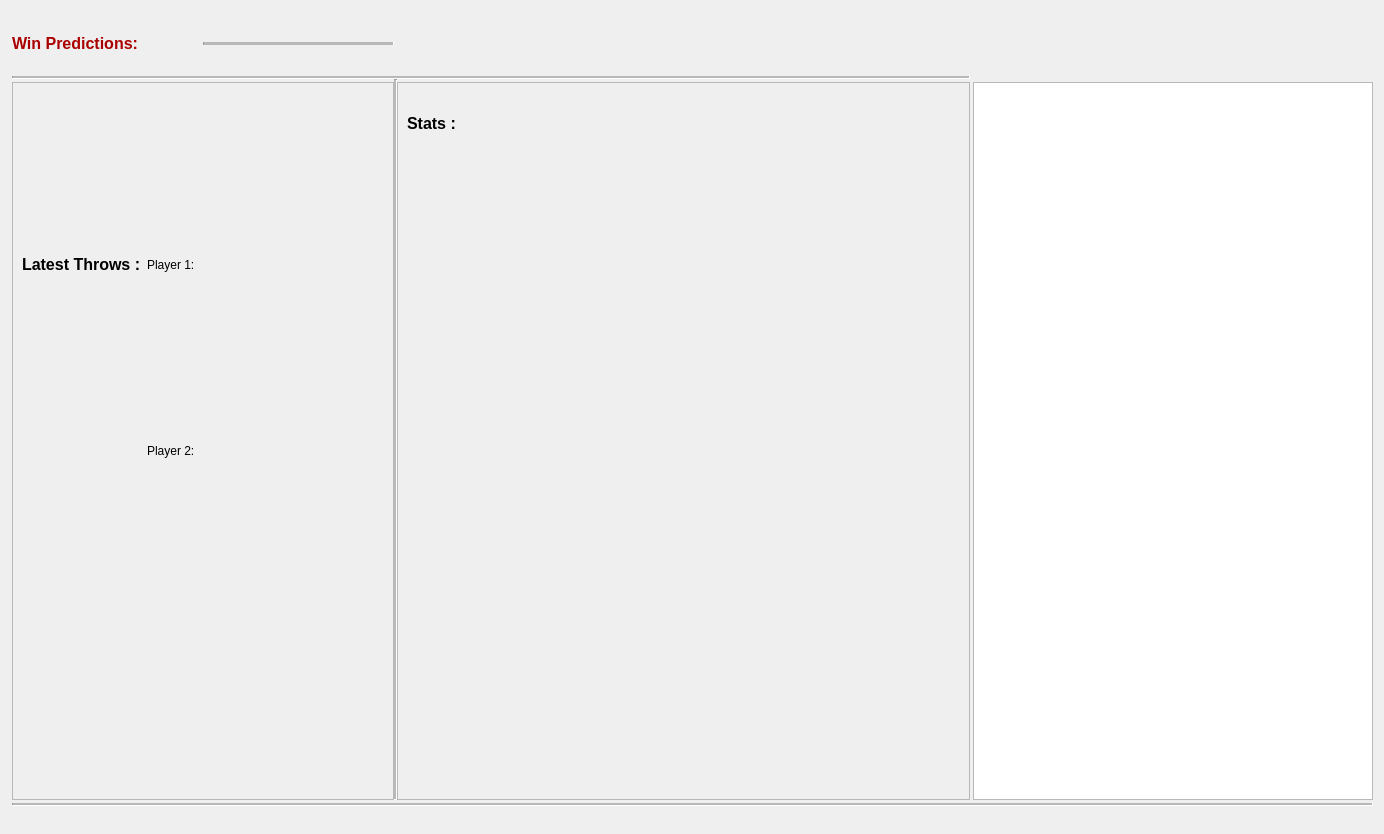
Above: audienceview.ui from dartbois/DartsTheEndIsNigh before the change. Below: the same form after it.
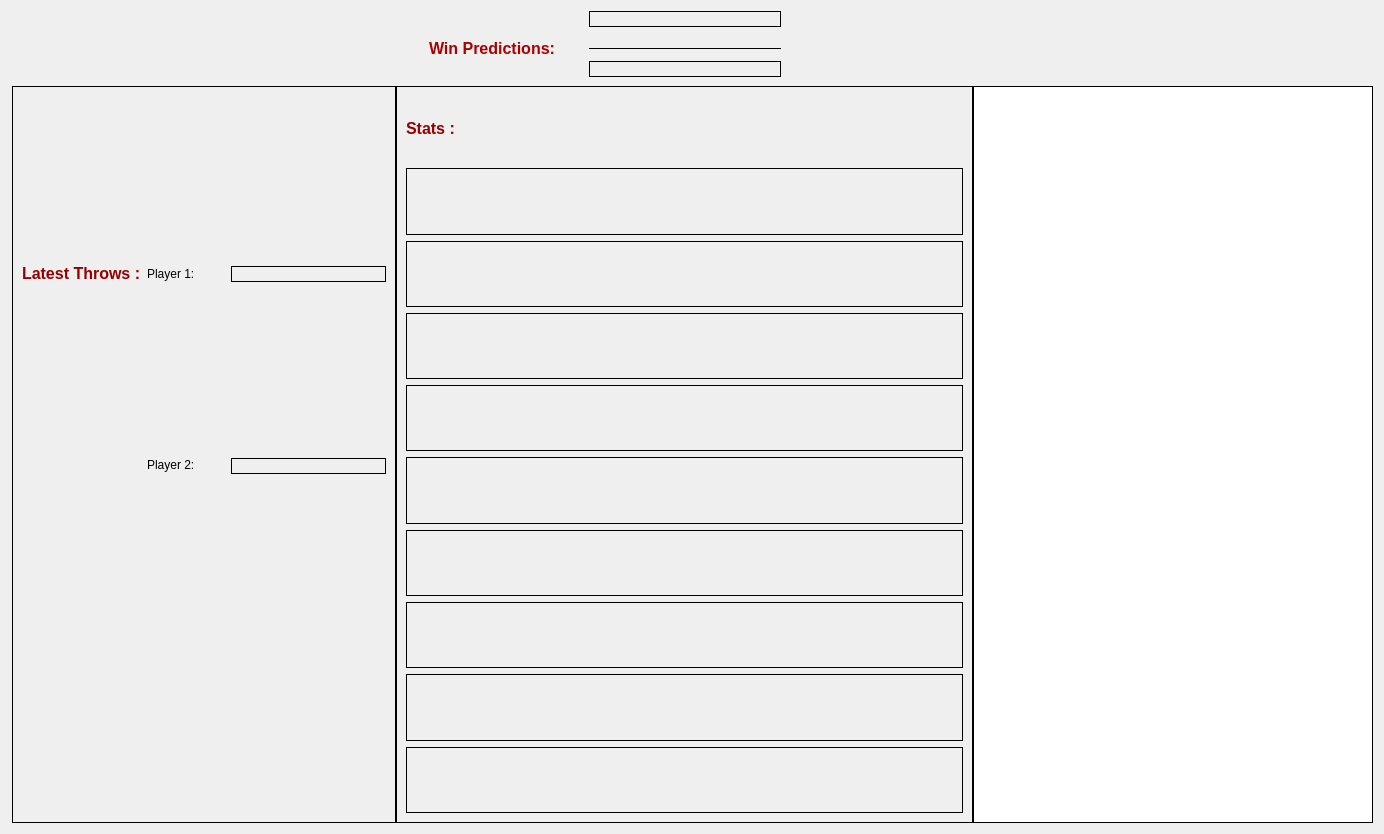
That is the form after the change. Icons and pictures are not drawn.

Diff of the .ui file:
```diff
--- a/audienceview.ui
+++ b/audienceview.ui
@@ -26,37 +26,7 @@
    <property name="verticalSpacing">
     <number>3</number>
    </property>
-   <item row="7" column="6">
-    <widget class="Line" name="line_2">
-     <property name="midLineWidth">
-      <number>2</number>
-     </property>
-     <property name="orientation">
-      <enum>Qt::Vertical</enum>
-     </property>
-    </widget>
-   </item>
-   <item row="9" column="7">
-    <widget class="QTableWidget" name="tableWidget">
-     <property name="maximumSize">
-      <size>
-       <width>400</width>
-       <height>16777215</height>
-      </size>
-     </property>
-    </widget>
-   </item>
-   <item row="8" column="2" rowspan="2">
-    <widget class="Line" name="line_6">
-     <property name="midLineWidth">
-      <number>2</number>
-     </property>
-     <property name="orientation">
-      <enum>Qt::Vertical</enum>
-     </property>
-    </widget>
-   </item>
-   <item row="9" column="3" colspan="3">
+   <item row="8" column="2" colspan="3">
     <widget class="QFrame" name="frame">
      <property name="minimumSize">
       <size>
@@ -65,21 +35,24 @@
       </size>
      </property>
      <property name="frameShape">
-      <enum>QFrame::StyledPanel</enum>
+      <enum>QFrame::Box</enum>
      </property>
      <property name="frameShadow">
-      <enum>QFrame::Raised</enum>
+      <enum>QFrame::Plain</enum>
      </property>
      <layout class="QVBoxLayout" name="verticalLayout">
       <item>
        <widget class="QLabel" name="MainStatsLable">
         <property name="text">
-         <string>&lt;html&gt;&lt;head/&gt;&lt;body&gt;&lt;p&gt;&lt;span style=&quot; font-size:12pt; font-weight:600;&quot;&gt;Stats :&lt;/span&gt;&lt;/p&gt;&lt;/body&gt;&lt;/html&gt;</string>
+         <string>&lt;html&gt;&lt;head/&gt;&lt;body&gt;&lt;p&gt;&lt;span style=&quot; font-size:12pt; font-weight:600; color:#940002;&quot;&gt;Stats :&lt;/span&gt;&lt;/p&gt;&lt;/body&gt;&lt;/html&gt;</string>
         </property>
        </widget>
       </item>
       <item>
        <widget class="QLabel" name="MatchStats">
+        <property name="frameShape">
+         <enum>QFrame::Box</enum>
+        </property>
         <property name="text">
          <string/>
         </property>
@@ -87,6 +60,9 @@
       </item>
       <item>
        <widget class="QLabel" name="BothP1AndP2Stats">
+        <property name="frameShape">
+         <enum>QFrame::Box</enum>
+        </property>
         <property name="text">
          <string/>
         </property>
@@ -94,6 +70,9 @@
       </item>
       <item>
        <widget class="QLabel" name="PersonalStats">
+        <property name="frameShape">
+         <enum>QFrame::Box</enum>
+        </property>
         <property name="text">
          <string/>
         </property>
@@ -101,13 +80,25 @@
       </item>
       <item>
        <widget class="QLabel" name="NumberOf180s">
+        <property name="frameShape">
+         <enum>QFrame::Box</enum>
+        </property>
+        <property name="frameShadow">
+         <enum>QFrame::Plain</enum>
+        </property>
         <property name="text">
          <string/>
         </property>
+        <property name="wordWrap">
+         <bool>true</bool>
+        </property>
        </widget>
       </item>
       <item>
        <widget class="QLabel" name="StatisticsDisplay">
+        <property name="frameShape">
+         <enum>QFrame::Box</enum>
+        </property>
         <property name="text">
          <string/>
         </property>
@@ -115,6 +106,9 @@
       </item>
       <item>
        <widget class="QLabel" name="Player2Stats">
+        <property name="frameShape">
+         <enum>QFrame::Box</enum>
+        </property>
         <property name="text">
          <string/>
         </property>
@@ -122,6 +116,9 @@
       </item>
       <item>
        <widget class="QLabel" name="RankedStats">
+        <property name="frameShape">
+         <enum>QFrame::Box</enum>
+        </property>
         <property name="text">
          <string/>
         </property>
@@ -129,6 +126,9 @@
       </item>
       <item>
        <widget class="QLabel" name="CurrentPlayer">
+        <property name="frameShape">
+         <enum>QFrame::Box</enum>
+        </property>
         <property name="text">
          <string/>
         </property>
@@ -136,6 +136,9 @@
       </item>
       <item>
        <widget class="QLabel" name="WinPercentages">
+        <property name="frameShape">
+         <enum>QFrame::Box</enum>
+        </property>
         <property name="text">
          <string/>
         </property>
@@ -144,18 +147,11 @@
      </layout>
     </widget>
    </item>
-   <item row="1" column="6" rowspan="6" colspan="2">
-    <widget class="QLabel" name="label_8">
-     <property name="text">
-      <string/>
-     </property>
-     <property name="pixmap">
-      <pixmap>../../../Pictures/RaidLOGO.PNG</pixmap>
-     </property>
-    </widget>
-   </item>
-   <item row="4" column="1">
+   <item row="4" column="3">
     <widget class="Line" name="line_5">
+     <property name="frameShadow">
+      <enum>QFrame::Plain</enum>
+     </property>
      <property name="midLineWidth">
       <number>3</number>
      </property>
@@ -164,39 +160,34 @@
      </property>
     </widget>
    </item>
-   <item row="7" column="0" rowspan="2" colspan="6">
-    <widget class="Line" name="line">
-     <property name="midLineWidth">
-      <number>2</number>
+   <item row="8" column="5">
+    <widget class="QTableWidget" name="tableWidget">
+     <property name="maximumSize">
+      <size>
+       <width>400</width>
+       <height>16777215</height>
+      </size>
      </property>
-     <property name="orientation">
-      <enum>Qt::Horizontal</enum>
+     <property name="frameShape">
+      <enum>QFrame::Box</enum>
      </property>
-    </widget>
-   </item>
-   <item row="5" column="1">
-    <widget class="QLabel" name="label_4">
-     <property name="text">
-      <string/>
+     <property name="frameShadow">
+      <enum>QFrame::Plain</enum>
      </property>
     </widget>
    </item>
-   <item row="4" column="0">
-    <widget class="QLabel" name="label">
-     <property name="text">
-      <string>&lt;html&gt;&lt;head/&gt;&lt;body&gt;&lt;p&gt;&lt;span style=&quot; font-size:12pt; font-weight:600; color:#aa0000;&quot;&gt;Win Predictions:&lt;/span&gt;&lt;/p&gt;&lt;/body&gt;&lt;/html&gt;</string>
-     </property>
-    </widget>
-   </item>
-   <item row="3" column="1">
+   <item row="0" column="3">
     <widget class="QLabel" name="label_5">
+     <property name="frameShape">
+      <enum>QFrame::Box</enum>
+     </property>
      <property name="text">
       <string/>
      </property>
     </widget>
    </item>
-   <item row="11" column="4" rowspan="3" colspan="4">
-    <widget class="QLabel" name="label_3">
+   <item row="1" column="4" rowspan="7" colspan="2">
+    <widget class="QLabel" name="label_8">
      <property name="text">
       <string/>
      </property>
@@ -208,23 +199,13 @@
      </property>
     </widget>
    </item>
-   <item row="10" column="0" colspan="8">
-    <widget class="Line" name="line_3">
-     <property name="midLineWidth">
-      <number>2</number>
-     </property>
-     <property name="orientation">
-      <enum>Qt::Horizontal</enum>
-     </property>
-    </widget>
-   </item>
-   <item row="9" column="0" colspan="2">
+   <item row="8" column="0" colspan="2">
     <widget class="QFrame" name="frame_2">
      <property name="frameShape">
-      <enum>QFrame::StyledPanel</enum>
+      <enum>QFrame::Box</enum>
      </property>
      <property name="frameShadow">
-      <enum>QFrame::Raised</enum>
+      <enum>QFrame::Plain</enum>
      </property>
      <layout class="QGridLayout" name="gridLayout_2">
       <item row="1" column="1" alignment="Qt::AlignLeft|Qt::AlignTop">
@@ -236,8 +217,11 @@
       </item>
       <item row="0" column="0" alignment="Qt::AlignHCenter|Qt::AlignVCenter">
        <widget class="QLabel" name="label_2">
+        <property name="frameShape">
+         <enum>QFrame::NoFrame</enum>
+        </property>
         <property name="text">
-         <string>&lt;html&gt;&lt;head/&gt;&lt;body&gt;&lt;p&gt;&lt;span style=&quot; font-size:12pt; font-weight:600;&quot;&gt;Latest Throws :&lt;/span&gt;&lt;/p&gt;&lt;/body&gt;&lt;/html&gt;</string>
+         <string>&lt;html&gt;&lt;head/&gt;&lt;body&gt;&lt;p&gt;&lt;span style=&quot; font-size:12pt; font-weight:600; color:#940002;&quot;&gt;Latest Throws :&lt;/span&gt;&lt;/p&gt;&lt;/body&gt;&lt;/html&gt;</string>
         </property>
        </widget>
       </item>
@@ -248,23 +232,46 @@
         </property>
        </widget>
       </item>
-      <item row="0" column="3" alignment="Qt::AlignLeft|Qt::AlignVCenter">
+      <item row="0" column="2" colspan="2" alignment="Qt::AlignVCenter">
        <widget class="QLabel" name="PlayerOneLastThrowLabel">
+        <property name="frameShape">
+         <enum>QFrame::Box</enum>
+        </property>
         <property name="text">
-         <string> </string>
+         <string/>
         </property>
        </widget>
       </item>
-      <item row="1" column="3" alignment="Qt::AlignLeft|Qt::AlignTop">
+      <item row="1" column="2" colspan="2" alignment="Qt::AlignTop">
        <widget class="QLabel" name="PlayerTwoLastThrowLabel">
+        <property name="frameShape">
+         <enum>QFrame::Box</enum>
+        </property>
         <property name="text">
-         <string> </string>
+         <string/>
         </property>
        </widget>
       </item>
      </layout>
     </widget>
    </item>
+   <item row="4" column="2" alignment="Qt::AlignHCenter">
+    <widget class="QLabel" name="label">
+     <property name="text">
+      <string>&lt;html&gt;&lt;head/&gt;&lt;body&gt;&lt;p&gt;&lt;span style=&quot; font-size:12pt; font-weight:600; color:#aa0000;&quot;&gt;Win Predictions:&lt;/span&gt;&lt;/p&gt;&lt;/body&gt;&lt;/html&gt;</string>
+     </property>
+    </widget>
+   </item>
+   <item row="5" column="3">
+    <widget class="QLabel" name="label_4">
+     <property name="frameShape">
+      <enum>QFrame::Box</enum>
+     </property>
+     <property name="text">
+      <string/>
+     </property>
+    </widget>
+   </item>
   </layout>
   <zorder>line</zorder>
   <zorder>line_6</zorder>
```
Left out of the diff: 14 changed lines with no effect on the pictures.
